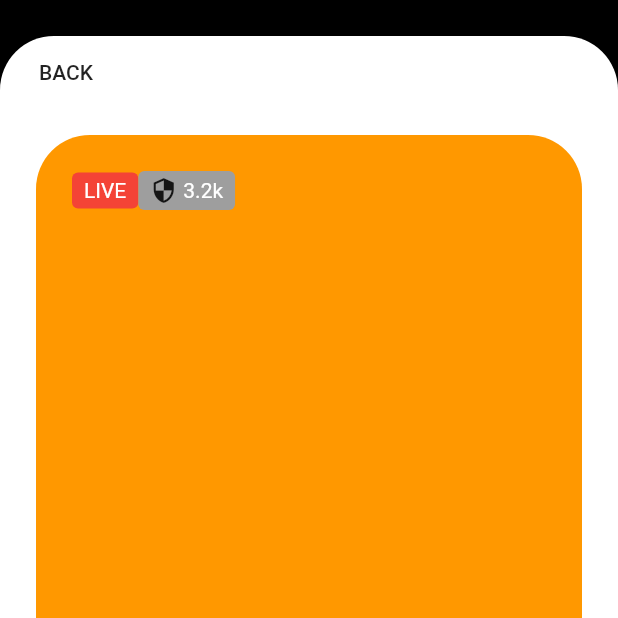
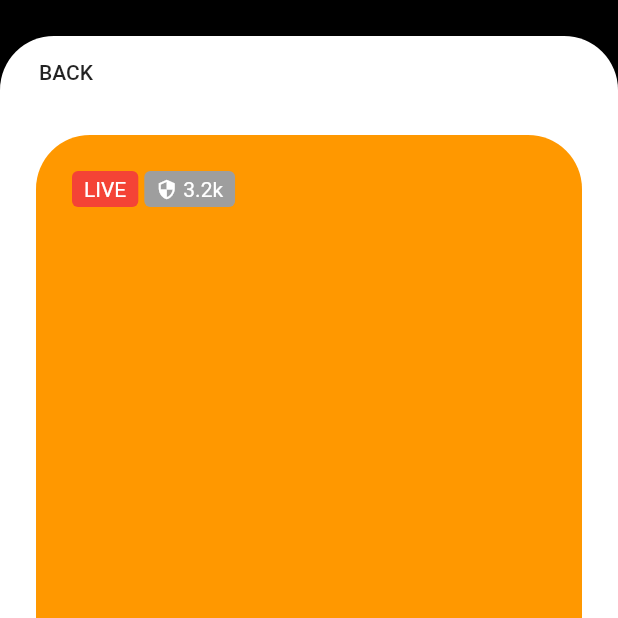
Before and after one commit to JAICHANGPARK/flutter_notebook_8th_story, a Flutter app: the MedicalDetailPage screen opened directly, on a phone screen of 412 x 824 dp, the top half of it. Run offline on Flutter 3.47's test engine with Material 2 defaults, Android fonts, the phone set to English and light mode, and no system bars; our stand-ins replace google_fonts.

Commit message:
Update medical_detail_page.dart

```diff
--- a/lib/ep557_medical_app/medical_detail_page.dart
+++ b/lib/ep557_medical_app/medical_detail_page.dart
@@ -53,6 +53,7 @@ class MedicalDetailPage extends StatelessWidget {
                                       ),
                                     ),
                                   ),
+                                  SizedBox(width: 4,),
                                   Container(
                                     padding: EdgeInsets.symmetric(horizontal: 8, vertical: 4),
                                     decoration:
@@ -61,7 +62,8 @@ class MedicalDetailPage extends StatelessWidget {
                                       children: [
                                         Icon(
                                           Icons.security,
-                                          size: 18,
+                                          size: 14,
+                                          color: Colors.white,
                                         ),
                                         Padding(
                                           padding: const EdgeInsets.only(left: 4),
@@ -76,7 +78,14 @@ class MedicalDetailPage extends StatelessWidget {
                                     ),
                                   )
                                 ],
-                              ))
+                              )),
+                          Positioned(
+                            child: Row(
+                              children: [
+
+                              ],
+                            ),
+                          )
                         ],
                       ),
                     )
```
